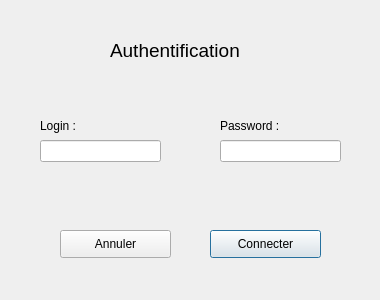
The window that QtProject/login.ui (ThomChar/QTProjectCpp) describes before a commit, drawn with Qt 5.
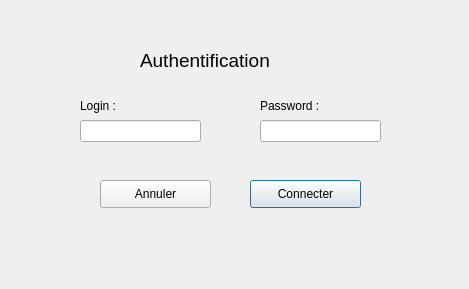
The same window after the commit.

What changed in the file:
```diff
--- a/QtProject/login.ui
+++ b/QtProject/login.ui
@@ -6,8 +6,8 @@
    <rect>
     <x>0</x>
     <y>0</y>
-    <width>380</width>
-    <height>300</height>
+    <width>469</width>
+    <height>289</height>
    </rect>
   </property>
   <property name="windowTitle">
@@ -16,8 +16,8 @@
   <widget class="QLabel" name="label">
    <property name="geometry">
     <rect>
-     <x>110</x>
-     <y>30</y>
+     <x>140</x>
+     <y>40</y>
      <width>161</width>
      <height>41</height>
     </rect>
@@ -36,8 +36,8 @@
   <widget class="QPushButton" name="pushButton">
    <property name="geometry">
     <rect>
-     <x>210</x>
-     <y>230</y>
+     <x>250</x>
+     <y>180</y>
      <width>111</width>
      <height>28</height>
     </rect>
@@ -57,8 +57,8 @@
   <widget class="QPushButton" name="pushButton_2">
    <property name="geometry">
     <rect>
-     <x>60</x>
-     <y>230</y>
+     <x>100</x>
+     <y>180</y>
      <width>111</width>
      <height>28</height>
     </rect>
@@ -78,8 +78,8 @@
   <widget class="QLineEdit" name="lineEdit">
    <property name="geometry">
     <rect>
-     <x>40</x>
-     <y>140</y>
+     <x>80</x>
+     <y>120</y>
      <width>121</width>
      <height>22</height>
     </rect>
@@ -88,8 +88,8 @@
   <widget class="QLineEdit" name="lineEdit_2">
    <property name="geometry">
     <rect>
-     <x>220</x>
-     <y>140</y>
+     <x>260</x>
+     <y>120</y>
      <width>121</width>
      <height>22</height>
     </rect>
@@ -104,8 +104,8 @@
   <widget class="QLabel" name="label_2">
    <property name="geometry">
     <rect>
-     <x>40</x>
-     <y>115</y>
+     <x>80</x>
+     <y>95</y>
      <width>55</width>
      <height>21</height>
     </rect>
@@ -122,8 +122,8 @@
   <widget class="QLabel" name="label_3">
    <property name="geometry">
     <rect>
-     <x>220</x>
-     <y>115</y>
+     <x>260</x>
+     <y>95</y>
      <width>71</width>
      <height>21</height>
     </rect>
```
